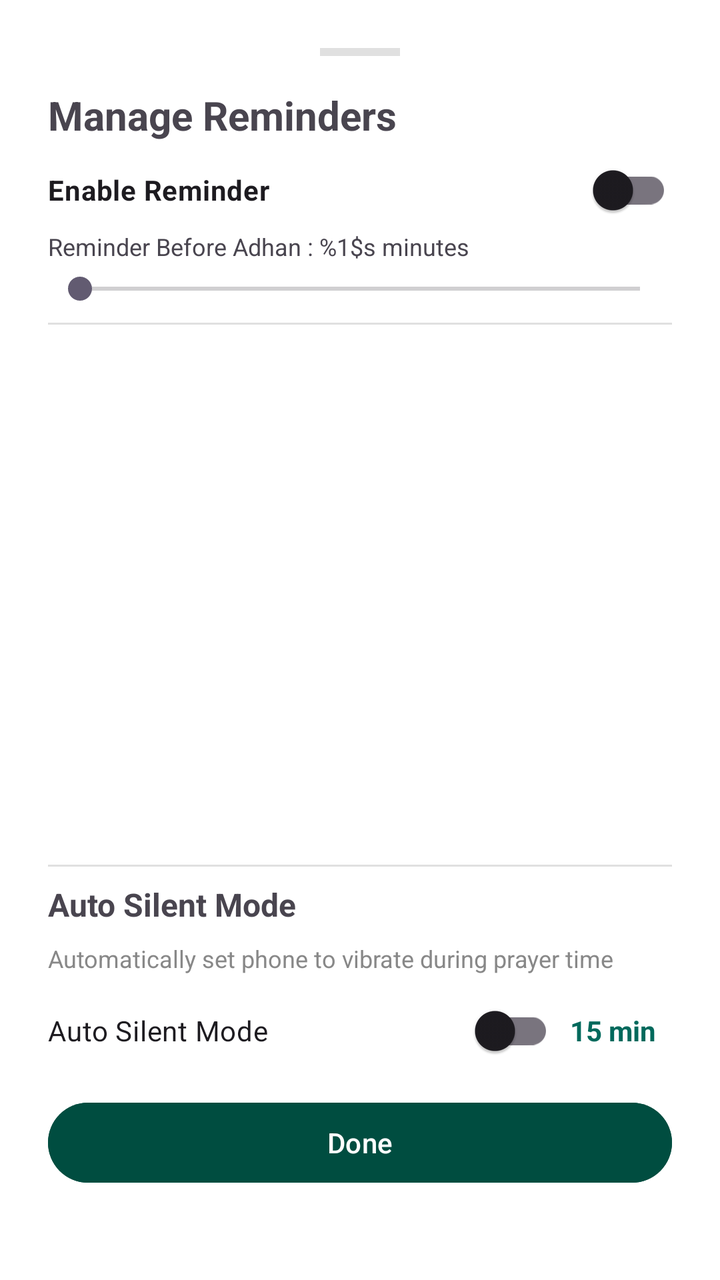
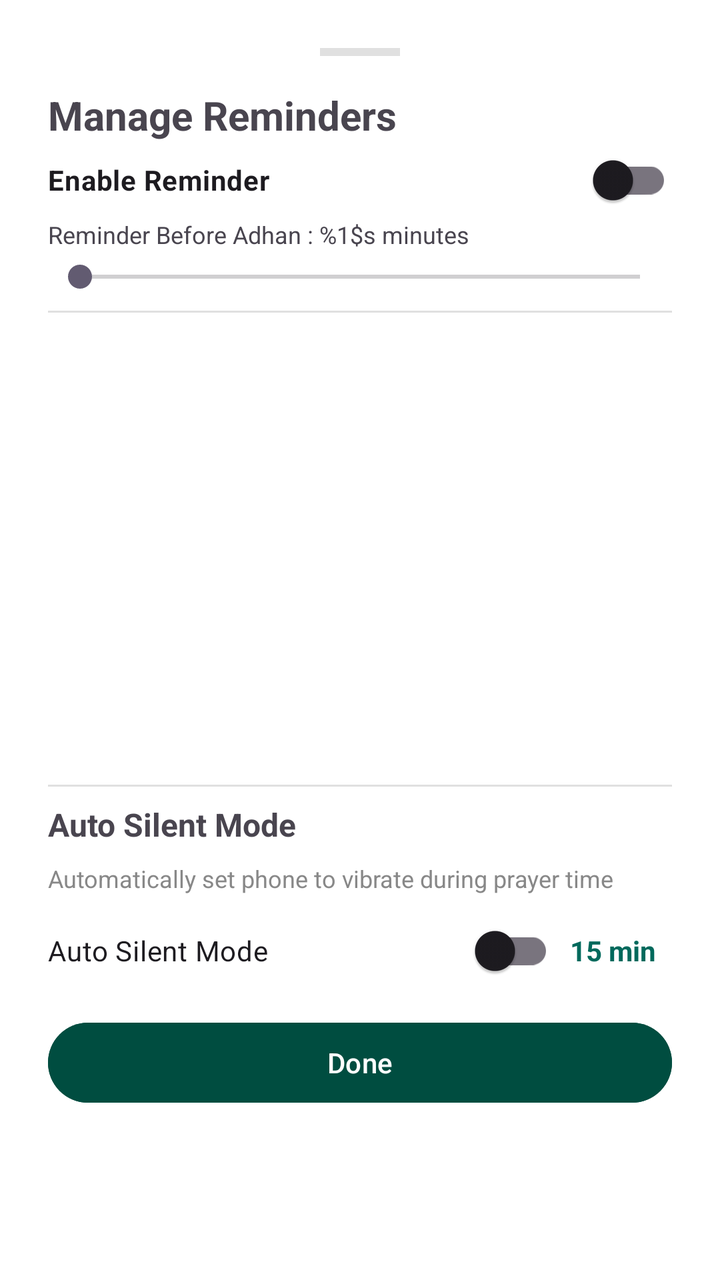

An Android layout rendered at two revisions. The XML below is the earlier revision; the diff shows what the commit changed to produce the second picture.
<!-- AndroidManifest.xml: application theme Theme.MoslemApp -->
<!-- res/layout/bottom_sheet_prayer_settings.xml -->
<?xml version="1.0" encoding="utf-8"?>
<LinearLayout xmlns:android="http://schemas.android.com/apk/res/android"
    xmlns:app="http://schemas.android.com/apk/res-auto"
    android:layout_width="match_parent"
    android:layout_height="wrap_content"
    xmlns:tools="http://schemas.android.com/tools"
    android:orientation="vertical"
    android:padding="24dp"
    android:background="@drawable/rounded_bottom_sheet_bg"> 

    <View
        android:layout_width="40dp"
        android:layout_height="4dp"
        android:layout_gravity="center_horizontal"
        android:background="#E0E0E0"
        android:layout_marginBottom="16dp"/>

    <TextView
        android:layout_width="wrap_content"
        android:layout_height="wrap_content"
        android:text="@string/manage_prayer_alarms"
        android:textSize="20sp"
        android:textStyle="bold"
        android:layout_marginBottom="8dp" />

    
    <com.google.android.material.switchmaterial.SwitchMaterial
        android:id="@+id/bsSwitchReminder"
        android:layout_width="match_parent"
        android:layout_height="32dp"
        android:text="@string/enable_prayer_alarms"
        android:textSize="14sp"
        android:textStyle="bold"
        android:layout_marginBottom="4dp" />

    
    <TextView
        android:id="@+id/bsTvPreReminderLabel"
        android:layout_width="wrap_content"
        android:layout_height="wrap_content"
        android:text="@string/reminder_before_adhan_minutes"
        android:textSize="12sp"
        android:layout_marginBottom="4dp" />

    <SeekBar
        android:id="@+id/bsSeekBarPreReminder"
        android:layout_width="match_parent"
        android:layout_height="wrap_content"
        android:max="30"
        android:progress="0"
        android:layout_marginBottom="8dp" />

    <View
        android:layout_width="match_parent"
        android:layout_height="1dp"
        android:background="#E0E0E0"
        android:layout_marginBottom="12dp" />

    <androidx.recyclerview.widget.RecyclerView
        android:id="@+id/rvPrayerSettings"
        android:layout_width="match_parent"
        android:layout_height="250dp"
        android:layout_marginBottom="8dp"
        tools:listitem="@layout/item_prayer_setting"
        app:layoutManager="androidx.recyclerview.widget.LinearLayoutManager" />

    
    <View
        android:layout_width="match_parent"
        android:layout_height="1dp"
        android:background="#E0E0E0"
        android:layout_marginBottom="8dp" />

    <TextView
        android:layout_width="wrap_content"
        android:layout_height="wrap_content"
        android:text="@string/auto_silent_mode"
        android:textSize="16sp"
        android:textStyle="bold"
        android:layout_marginBottom="8dp" />

    <TextView
        android:layout_width="wrap_content"
        android:layout_height="wrap_content"
        android:text="@string/auto_silent_mode_desc"
        android:textSize="12sp"
        android:textColor="#888888"
        android:layout_marginBottom="4dp" />

    <LinearLayout
        android:layout_width="match_parent"
        android:layout_height="wrap_content"
        android:orientation="horizontal"
        android:gravity="center_vertical"
        android:layout_marginBottom="8dp">

        <com.google.android.material.switchmaterial.SwitchMaterial
            android:id="@+id/bsSwitchAutoSilent"
            android:layout_width="0dp"
            android:layout_height="wrap_content"
            android:layout_weight="1"
            android:text="@string/auto_silent_mode" />

        <TextView
            android:id="@+id/tvSilentDuration"
            android:layout_width="wrap_content"
            android:layout_height="wrap_content"
            android:text="15 min"
            android:textColor="@color/primary_green"
            android:textStyle="bold"
            android:padding="8dp"
            android:background="?attr/selectableItemBackground"
            android:clickable="true"
            android:focusable="true"/>
    </LinearLayout>

    <Button
        android:id="@+id/btnTestNotification"
        android:layout_width="match_parent"
        android:layout_height="wrap_content"
        android:text="Test Notification"
        android:textColor="@color/primary_green_dark"
        android:backgroundTint="@android:color/transparent"
        style="@style/Widget.Material3.Button.OutlinedButton"
        android:layout_marginBottom="8dp"
        android:visibility="gone"/>

    <Button
        android:id="@+id/btnTestWorker"
        android:layout_width="match_parent"
        android:layout_height="wrap_content"
        android:text="Test Background Update Worker"
        android:textColor="@color/primary_green_dark"
        android:backgroundTint="@android:color/transparent"
        style="@style/Widget.Material3.Button.OutlinedButton"
        android:layout_marginBottom="8dp"
        android:visibility="gone"
        />

    <Button
        android:id="@+id/btnCloseSheet"
        android:layout_width="match_parent"
        android:layout_height="wrap_content"
        android:text="Done"
        android:textColor="@color/white"
        android:backgroundTint="@color/primary_green_dark"/>

</LinearLayout>
<!-- res/layout/item_prayer_setting.xml (included above) -->
<?xml version="1.0" encoding="utf-8"?>
<LinearLayout xmlns:android="http://schemas.android.com/apk/res/android"
    android:layout_width="match_parent"
    android:layout_height="wrap_content"
    android:orientation="vertical"
    android:layout_marginBottom="8dp">

    <LinearLayout
        android:layout_width="match_parent"
        android:layout_height="wrap_content"
        android:orientation="horizontal"
        android:gravity="center_vertical">

        <com.google.android.material.switchmaterial.SwitchMaterial
            android:id="@+id/switchPrayer"
            android:layout_width="0dp"
            android:layout_height="wrap_content"
            android:layout_weight="1"
            android:text="Prayer Name"
            />

        <TextView
            android:id="@+id/tvOffsetPrayer"
            android:layout_width="wrap_content"
            android:layout_height="wrap_content"
            android:text="On Time"
            android:textColor="@color/primary_green"
            android:textStyle="bold"
            android:padding="4dp"
            android:background="?attr/selectableItemBackground"
            android:clickable="true"
            android:focusable="true"/>
    </LinearLayout>
</LinearLayout>
<!-- resources referenced by this layout -->
<resources>
  <color name="primary_green">#00695C</color>
  <color name="primary_green_dark">#004D40</color>
  <color name="white">#FFFFFFFF</color>
  <!-- drawable rounded_bottom_sheet_bg (drawable) -->
  <?xml version="1.0" encoding="utf-8"?>
  <shape xmlns:android="http://schemas.android.com/apk/res/android"
      android:shape="rectangle">
      <solid android:color="@color/white" />
      <corners
          android:topLeftRadius="16dp"
          android:topRightRadius="16dp" />
  </shape>
  <string name="auto_silent_mode">Auto Silent Mode</string>
  <string name="auto_silent_mode_desc">Automatically set phone to vibrate during prayer time</string>
  <string name="enable_prayer_alarms">Enable Reminder</string>
  <string name="manage_prayer_alarms">Manage Reminders</string>
  <string name="reminder_before_adhan_minutes">Reminder Before Adhan : %1$s minutes</string>
  <style name="Theme.MoslemApp" parent="Base.Theme.MoslemApp" />
  <style name="Base.Theme.MoslemApp" parent="Theme.Material3.DayNight.NoActionBar">
  
          <item name="colorPrimary">@color/teal_700</item>
          
          
          
          
          
          
          
          <item name="android:statusBarColor">?attr/colorPrimary</item>
          <item name="android:colorBackground">@android:color/white</item>
      </style>
  <color name="teal_700">#FF018786</color>
</resources>

<!-- the commit's change to res/layout/bottom_sheet_prayer_settings.xml (unified diff, before → after) -->
@@ -21,13 +21,13 @@
         android:text="@string/manage_prayer_alarms"
         android:textSize="20sp"
         android:textStyle="bold"
-        android:layout_marginBottom="8dp" />
+        android:layout_marginBottom="4dp" />
 
     
     <com.google.android.material.switchmaterial.SwitchMaterial
         android:id="@+id/bsSwitchReminder"
         android:layout_width="match_parent"
-        android:layout_height="32dp"
+        android:layout_height="30dp"
         android:text="@string/enable_prayer_alarms"
         android:textSize="14sp"
         android:textStyle="bold"
@@ -54,12 +54,12 @@
         android:layout_width="match_parent"
         android:layout_height="1dp"
         android:background="#E0E0E0"
-        android:layout_marginBottom="12dp" />
+        android:layout_marginBottom="8dp" />
 
     <androidx.recyclerview.widget.RecyclerView
         android:id="@+id/rvPrayerSettings"
         android:layout_width="match_parent"
-        android:layout_height="250dp"
+        android:layout_height="220dp"
         android:layout_marginBottom="8dp"
         tools:listitem="@layout/item_prayer_setting"
         app:layoutManager="androidx.recyclerview.widget.LinearLayoutManager" />
@@ -163,7 +163,7 @@
         <com.google.android.material.switchmaterial.SwitchMaterial
             android:id="@+id/switchPrayer"
             android:layout_width="0dp"
-            android:layout_height="wrap_content"
+            android:layout_height="35dp"
             android:layout_weight="1"
             android:text="Prayer Name"
             />
